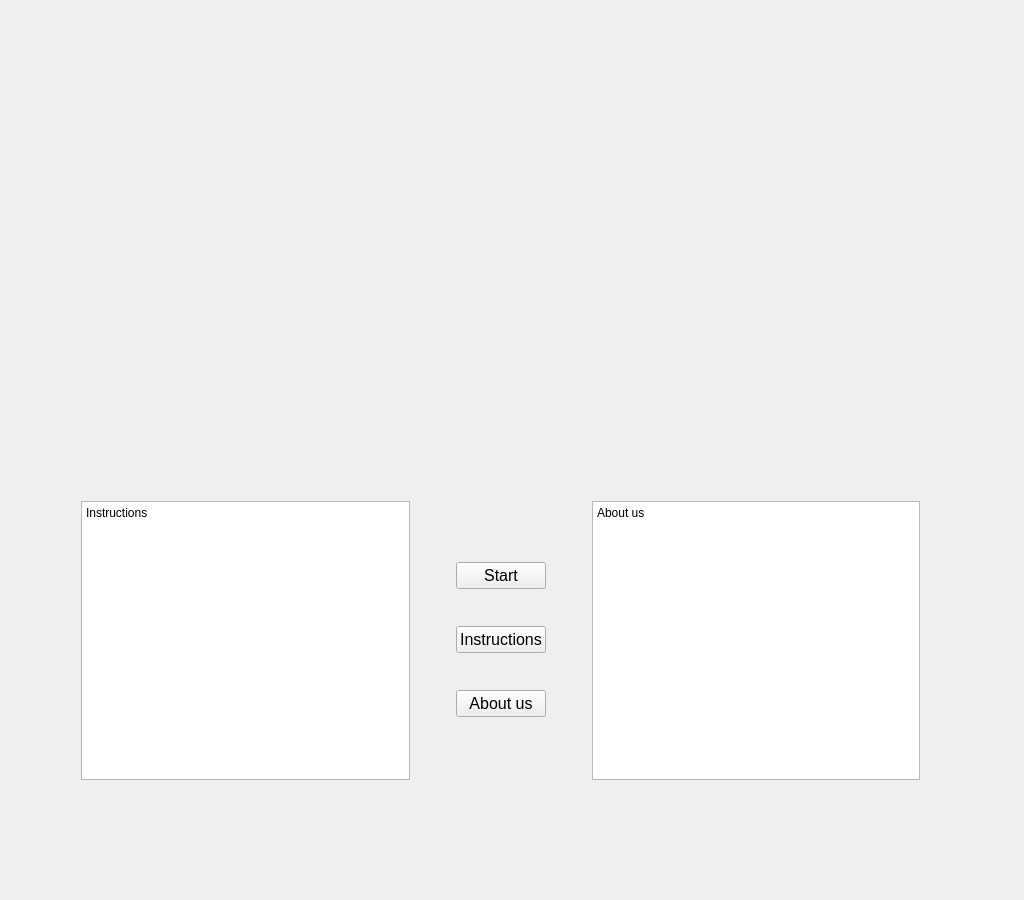
Qt form src/gui/widget.ui (RandomGuy-coder/Gestro) before a commit.
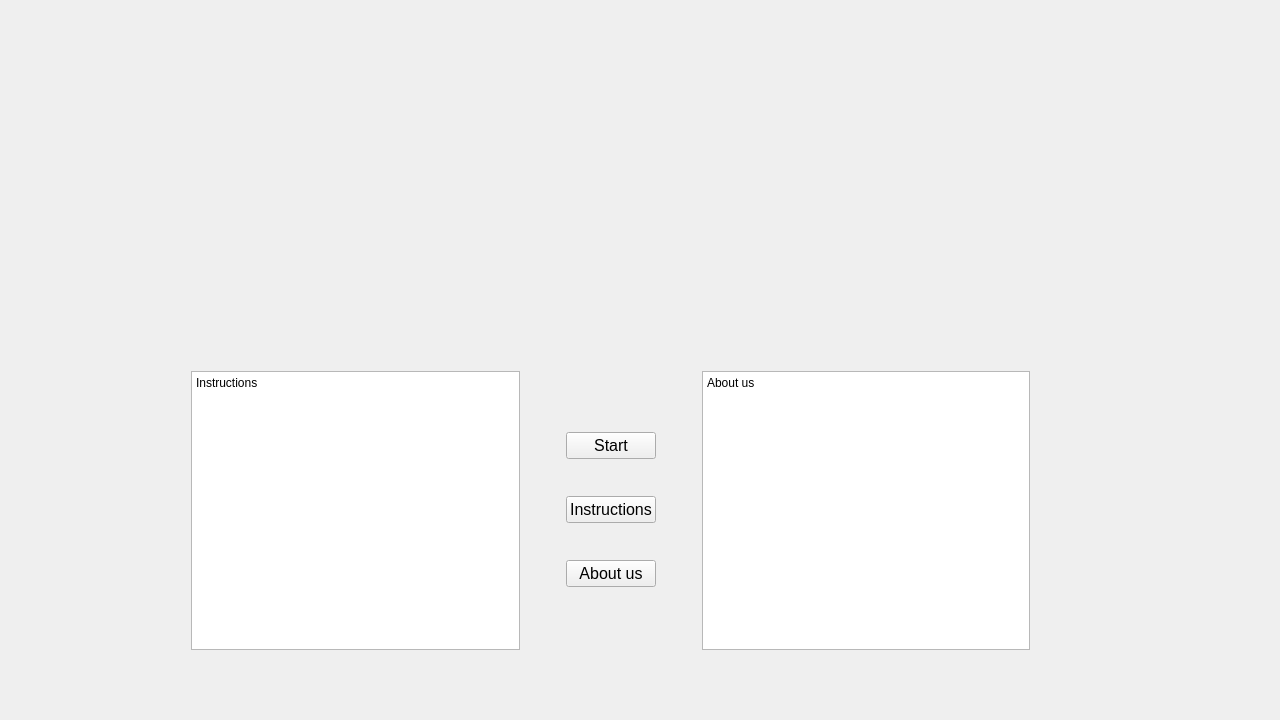
The same form after that commit.

```diff
--- a/src/gui/widget.ui
+++ b/src/gui/widget.ui
@@ -6,8 +6,8 @@
    <rect>
     <x>0</x>
     <y>0</y>
-    <width>1024</width>
-    <height>900</height>
+    <width>1280</width>
+    <height>720</height>
    </rect>
   </property>
   <property name="windowTitle">
@@ -16,8 +16,8 @@
   <widget class="QLabel" name="label_logo">
    <property name="geometry">
     <rect>
-     <x>320</x>
-     <y>80</y>
+     <x>450</x>
+     <y>10</y>
      <width>351</width>
      <height>351</height>
     </rect>
@@ -32,8 +32,8 @@
   <widget class="QWidget" name="horizontalLayoutWidget">
    <property name="geometry">
     <rect>
-     <x>70</x>
-     <y>490</y>
+     <x>180</x>
+     <y>360</y>
      <width>861</width>
      <height>301</height>
     </rect>
```
Left out of the diff: 4 changed lines with no effect on the pictures.
